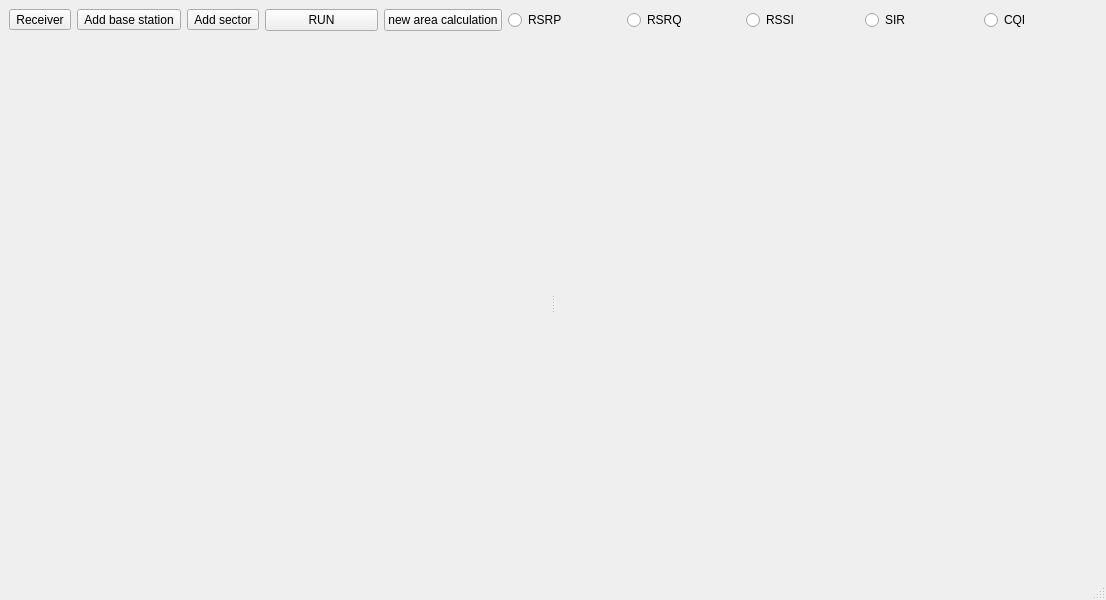
The window that mainwindowTMP.ui (danielScLima/RSRPCalclulator) describes before a commit, drawn with Qt 5.
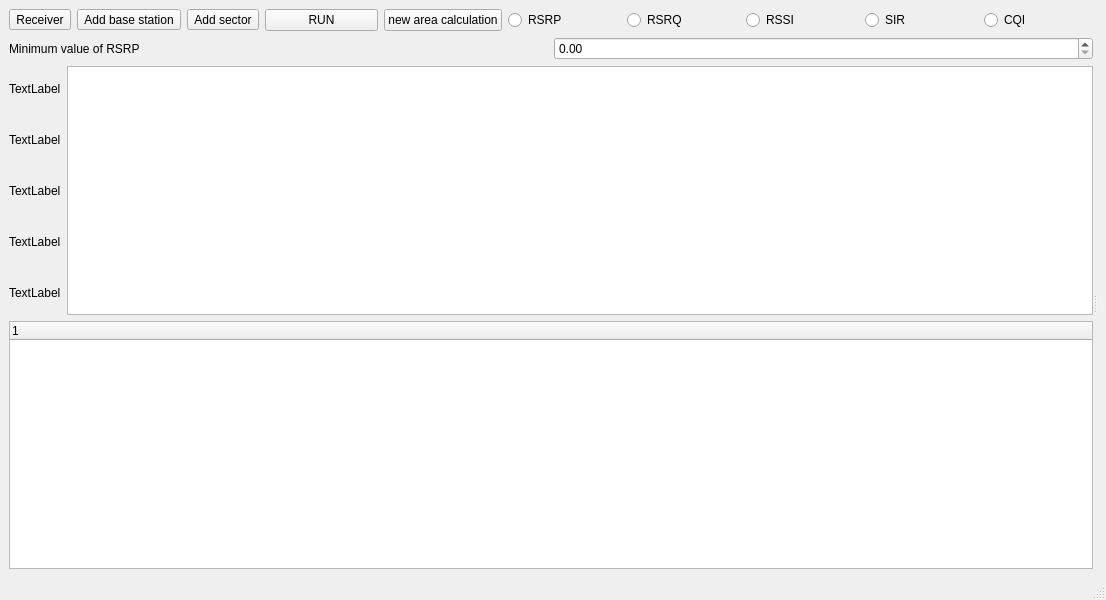
The same window after the commit.

What changed in the file:
```diff
--- a/mainwindowTMP.ui
+++ b/mainwindowTMP.ui
@@ -95,7 +95,85 @@
        <enum>Qt::Orientation::Horizontal</enum>
       </property>
       <widget class="QWidget" name="verticalLayoutWidget">
-       <layout class="QVBoxLayout" name="verticalLayout_2"/>
+       <layout class="QVBoxLayout" name="verticalLayout_2">
+        <item>
+         <layout class="QHBoxLayout" name="horizontalLayoutA">
+          <item>
+           <widget class="QLabel" name="label_2">
+            <property name="text">
+             <string>Minimum value of RSRP</string>
+            </property>
+           </widget>
+          </item>
+          <item>
+           <widget class="QDoubleSpinBox" name="minimumRSRSPdoubleSpinBox"/>
+          </item>
+         </layout>
+        </item>
+        <item>
+         <layout class="QHBoxLayout" name="horizontalLayoutB">
+          <item>
+           <layout class="QVBoxLayout" name="verticalLayoutMinMax">
+            <item>
+             <widget class="QLabel" name="minLabel">
+              <property name="text">
+               <string>TextLabel</string>
+              </property>
+             </widget>
+            </item>
+            <item>
+             <widget class="QLabel" name="label2">
+              <property name="text">
+               <string>TextLabel</string>
+              </property>
+             </widget>
+            </item>
+            <item>
+             <widget class="QLabel" name="label3">
+              <property name="text">
+               <string>TextLabel</string>
+              </property>
+             </widget>
+            </item>
+            <item>
+             <widget class="QLabel" name="label4">
+              <property name="text">
+               <string>TextLabel</string>
+              </property>
+             </widget>
+            </item>
+            <item>
+             <widget class="QLabel" name="maxLabel">
+              <property name="text">
+               <string>TextLabel</string>
+              </property>
+             </widget>
+            </item>
+           </layout>
+          </item>
+          <item>
+           <layout class="QVBoxLayout" name="verticalLayoutGV">
+            <item>
+             <widget class="QGraphicsView" name="scalaGraphicsView"/>
+            </item>
+           </layout>
+          </item>
+         </layout>
+        </item>
+        <item>
+         <layout class="QHBoxLayout" name="horizontalLayoutC">
+          <item>
+           <widget class="QTreeWidget" name="treeWidget">
+            <column>
+             <property name="text">
+              <string notr="true">1</string>
+             </property>
+            </column>
+           </widget>
+          </item>
+         </layout>
+        </item>
+       </layout>
       </widget>
       <widget class="QWidget" name="verticalLayoutWidget_2">
        <layout class="QVBoxLayout" name="verticalLayout_3"/>
```
